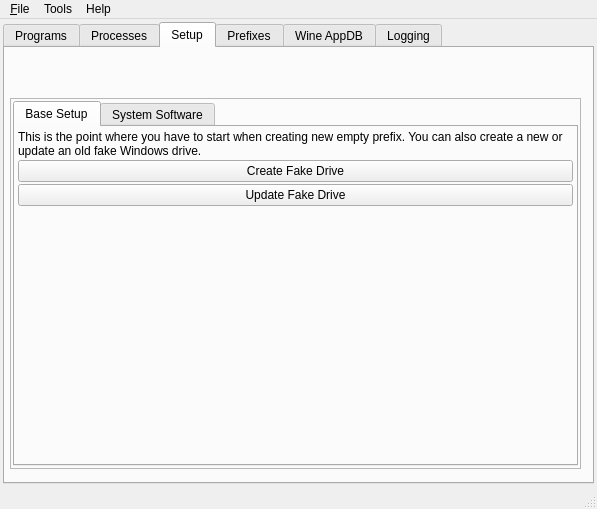
This is src/q4wine-gui/uis/MainWindow.ui in brezerk/q4wine as Qt 5 draws it before an edit. The edited form follows.
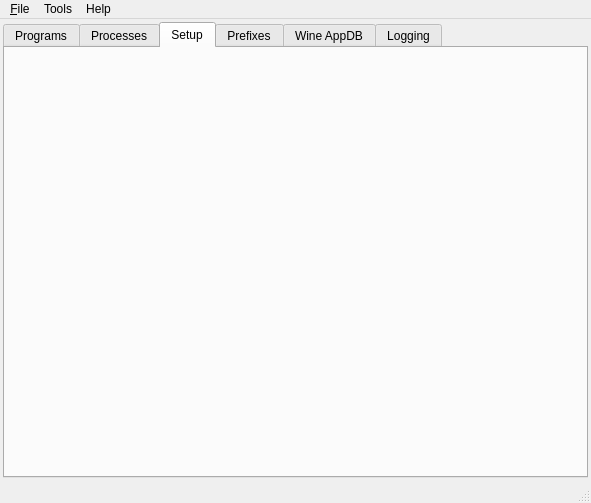
This is the edited form. The open tabs and pages were chosen to show the change. Icons and pictures are not drawn.

Commit message: Added:     - New System Config interface;     - Winetricks database cache;     - Merge Wintricks core; Fixed:     - Error if Desktop path is empty;

Diff of the .ui file:
```diff
--- a/src/q4wine-gui/uis/MainWindow.ui
+++ b/src/q4wine-gui/uis/MainWindow.ui
@@ -7,8 +7,8 @@
    <rect>
     <x>0</x>
     <y>0</y>
-    <width>597</width>
-    <height>509</height>
+    <width>591</width>
+    <height>503</height>
    </rect>
   </property>
   <property name="windowTitle">
@@ -137,114 +137,11 @@
        <attribute name="title">
         <string>Setup</string>
        </attribute>
-       <widget class="QFrame" name="frame">
-        <property name="geometry">
-         <rect>
-          <x>5</x>
-          <y>50</y>
-          <width>571</width>
-          <height>371</height>
-         </rect>
+       <layout class="QGridLayout" name="setupLayout">
+        <property name="margin">
+         <number>0</number>
         </property>
-        <property name="frameShape">
-         <enum>QFrame::StyledPanel</enum>
-        </property>
-        <property name="frameShadow">
-         <enum>QFrame::Sunken</enum>
-        </property>
-        <layout class="QGridLayout" name="gridLayout_1">
-         <property name="margin">
-          <number>2</number>
-         </property>
-         <item row="0" column="0">
-          <widget class="QTabWidget" name="twWineSetup">
-           <property name="currentIndex">
-            <number>0</number>
-           </property>
-           <widget class="QWidget" name="tab_4">
-            <attribute name="title">
-             <string>Base Setup</string>
-            </attribute>
-            <layout class="QVBoxLayout" name="_2">
-             <item>
-              <widget class="QLabel" name="label">
-               <property name="text">
-                <string>This is the point where you have to start when creating new empty prefix. You can also create a new or update an old fake Windows drive.</string>
-               </property>
-               <property name="wordWrap">
-                <bool>true</bool>
-               </property>
-              </widget>
-             </item>
-             <item>
-              <widget class="QPushButton" name="cmdCreateFake">
-               <property name="enabled">
-                <bool>true</bool>
-               </property>
-               <property name="text">
-                <string>Create Fake Drive</string>
-               </property>
-              </widget>
-             </item>
-             <item>
-              <widget class="QPushButton" name="cmdUpdateFake">
-               <property name="enabled">
-                <bool>true</bool>
-               </property>
-               <property name="text">
-                <string>Update Fake Drive</string>
-               </property>
-              </widget>
-             </item>
-             <item>
-              <spacer>
-               <property name="orientation">
-                <enum>Qt::Vertical</enum>
-               </property>
-               <property name="sizeHint" stdset="0">
-                <size>
-                 <width>535</width>
-                 <height>71</height>
-                </size>
-               </property>
-              </spacer>
-             </item>
-            </layout>
-           </widget>
-           <widget class="QWidget" name="tab_5">
-            <attribute name="title">
-             <string>System Software</string>
-            </attribute>
-            <layout class="QVBoxLayout" name="_3">
-             <item>
-              <widget class="QLabel" name="label_2">
-               <property name="text">
-                <string>Support for WIS scripts has not yet been implemented; however, this application is capable of using winetricks (see the current tab's toolbar actions).</string>
-               </property>
-               <property name="wordWrap">
-                <bool>true</bool>
-               </property>
-              </widget>
-             </item>
-             <item>
-              <spacer name="verticalSpacer">
-               <property name="orientation">
-                <enum>Qt::Vertical</enum>
-               </property>
-               <property name="sizeHint" stdset="0">
-                <size>
-                 <width>20</width>
-                 <height>40</height>
-                </size>
-               </property>
-              </spacer>
-             </item>
-            </layout>
-           </widget>
-          </widget>
-         </item>
-        </layout>
-       </widget>
+       </layout>
       </widget>
       <widget class="QWidget" name="tabPrefix">
        <attribute name="title">
@@ -291,7 +188,7 @@
     <rect>
      <x>0</x>
      <y>0</y>
-     <width>597</width>
+     <width>591</width>
      <height>24</height>
     </rect>
    </property>
```
The commit also changes 19 other files.
